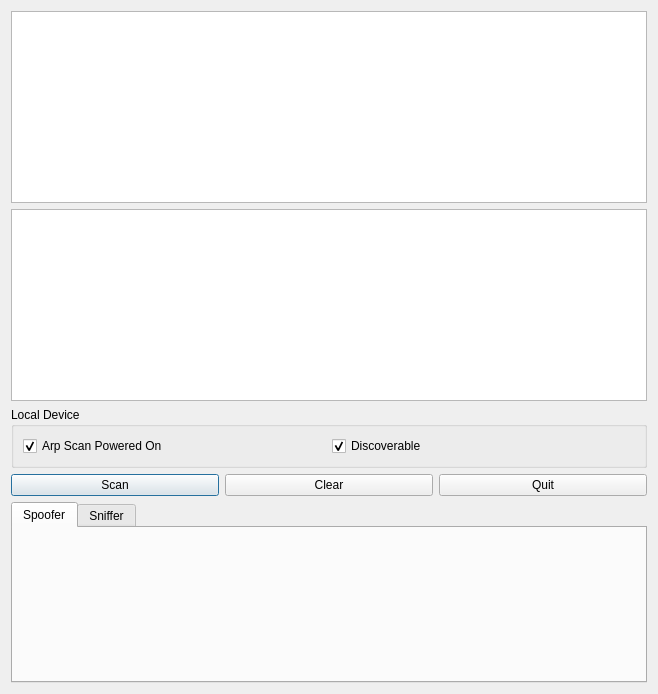
The window that ui/arpscan.ui (CyberRoute/phantom) describes before a commit, drawn with Qt 5.
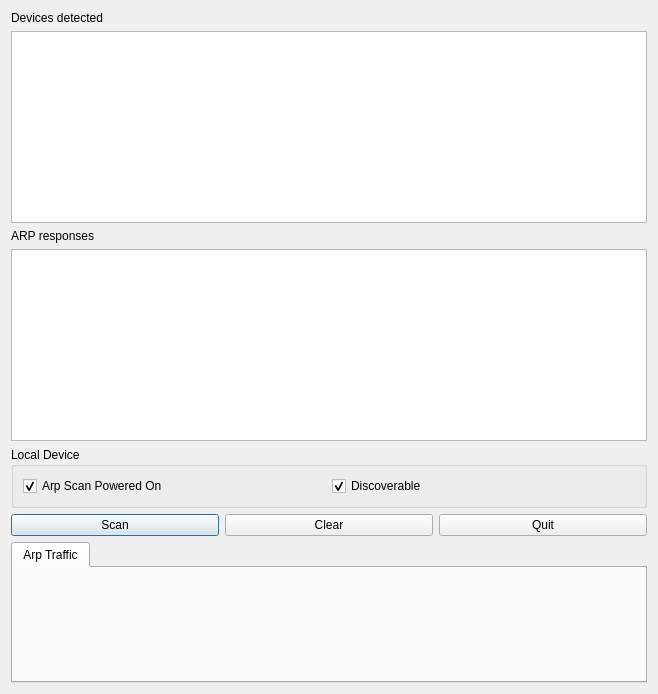
The same window after the commit.

Diff of the .ui file:
```diff
--- a/ui/arpscan.ui
+++ b/ui/arpscan.ui
@@ -14,9 +14,23 @@
    <string>Arp Scanner</string>
   </property>
   <layout class="QVBoxLayout" name="verticalLayout">
+   <item>
+    <widget class="QLabel" name="label">
+     <property name="text">
+      <string>Devices detected</string>
+     </property>
+    </widget>
+   </item>
    <item>
     <widget class="QListWidget" name="list"/>
    </item>
+   <item>
+    <widget class="QLabel" name="label_2">
+     <property name="text">
+      <string>ARP responses</string>
+     </property>
+    </widget>
+   </item>
    <item>
     <widget class="QListWidget" name="listpkt"/>
    </item>
@@ -81,12 +95,7 @@
      </property>
      <widget class="QWidget" name="tab_7">
       <attribute name="title">
-       <string>Spoofer</string>
-      </attribute>
-     </widget>
-     <widget class="QWidget" name="tab_8">
-      <attribute name="title">
-       <string>Sniffer</string>
+       <string>Arp Traffic</string>
       </attribute>
      </widget>
     </widget>
```
Left out of the diff: 2 changed lines with no effect on the pictures.
